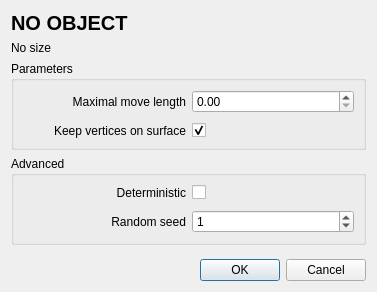
MicroStar-Tech/cgal, file demo/Polyhedron/Plugins/PMP/Random_perturbation_dialog.ui: the form before one commit.
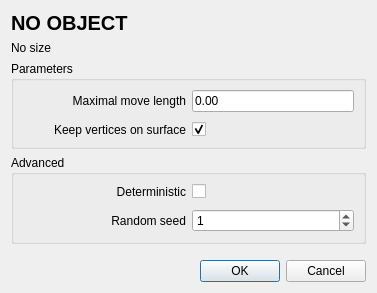
The form after the commit. Custom widgets are drawn as their Qt base class.

The edit to the form file:
```diff
--- a/demo/Polyhedron/Plugins/PMP/Random_perturbation_dialog.ui
+++ b/demo/Polyhedron/Plugins/PMP/Random_perturbation_dialog.ui
@@ -10,7 +10,7 @@
     <x>0</x>
     <y>0</y>
     <width>377</width>
-    <height>292</height>
+    <height>293</height>
    </rect>
   </property>
   <property name="windowTitle">
@@ -70,22 +70,6 @@
         </property>
        </widget>
       </item>
-      <item row="0" column="1">
-       <widget class="QDoubleSpinBox" name="moveSize_dspinbox">
-        <property name="minimumSize">
-         <size>
-          <width>110</width>
-          <height>0</height>
-         </size>
-        </property>
-        <property name="maximum">
-         <double>1000.000000000000000</double>
-        </property>
-        <property name="singleStep">
-         <double>0.100000000000000</double>
-        </property>
-       </widget>
-      </item>
       <item row="1" column="1">
        <widget class="QCheckBox" name="project_checkbox">
         <property name="text">
@@ -96,6 +80,19 @@
         </property>
        </widget>
       </item>
+      <item row="0" column="1">
+       <widget class="DoubleEdit" name="moveSize_dspinbox">
+        <property name="sizePolicy">
+         <sizepolicy hsizetype="Minimum" vsizetype="Fixed">
+          <horstretch>0</horstretch>
+          <verstretch>0</verstretch>
+         </sizepolicy>
+        </property>
+        <property name="text">
+         <string>0.00</string>
+        </property>
+       </widget>
+      </item>
      </layout>
     </widget>
    </item>
@@ -198,6 +195,13 @@
    </item>
   </layout>
  </widget>
+ <customwidgets>
+  <customwidget>
+   <class>DoubleEdit</class>
+   <extends>QLineEdit</extends>
+   <header>CGAL_double_edit.h</header>
+  </customwidget>
+ </customwidgets>
  <tabstops>
   <tabstop>moveSize_dspinbox</tabstop>
   <tabstop>project_checkbox</tabstop>
```
Left out of the diff: 4 changed lines with no effect on the pictures.
